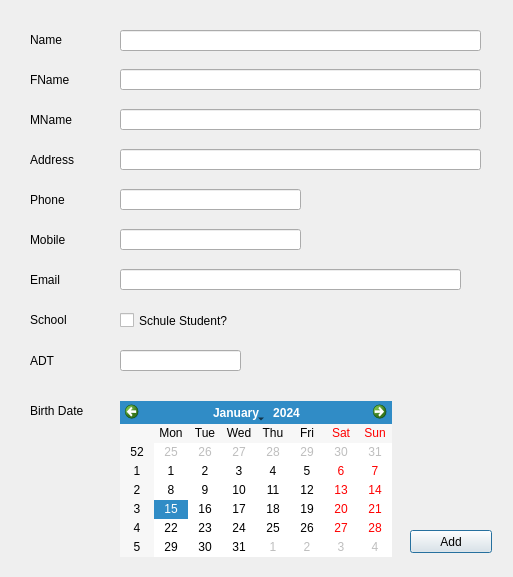
MrRisoni/Gauss, file Student/addnewstudentdialog.ui: the form before one commit.
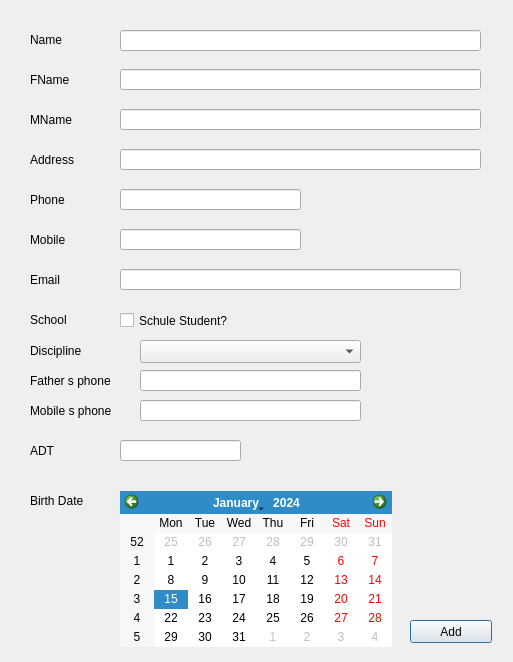
The form after the commit.

```diff
--- a/Student/addnewstudentdialog.ui
+++ b/Student/addnewstudentdialog.ui
@@ -7,7 +7,7 @@
     <x>0</x>
     <y>0</y>
     <width>513</width>
-    <height>577</height>
+    <height>662</height>
    </rect>
   </property>
   <property name="windowTitle">
@@ -138,7 +138,7 @@
    <property name="geometry">
     <rect>
      <x>30</x>
-     <y>400</y>
+     <y>490</y>
      <width>91</width>
      <height>21</height>
     </rect>
@@ -268,7 +268,7 @@
    <property name="geometry">
     <rect>
      <x>410</x>
-     <y>530</y>
+     <y>620</y>
      <width>82</width>
      <height>23</height>
     </rect>
@@ -281,7 +281,7 @@
    <property name="geometry">
     <rect>
      <x>120</x>
-     <y>401</y>
+     <y>491</y>
      <width>272</width>
      <height>156</height>
     </rect>
@@ -291,7 +291,7 @@
    <property name="geometry">
     <rect>
      <x>30</x>
-     <y>350</y>
+     <y>440</y>
      <width>61</width>
      <height>21</height>
     </rect>
@@ -304,7 +304,7 @@
    <property name="geometry">
     <rect>
      <x>120</x>
-     <y>350</y>
+     <y>440</y>
      <width>121</width>
      <height>21</height>
     </rect>
@@ -323,6 +323,75 @@
     <string>Schule Student?</string>
    </property>
   </widget>
+  <widget class="QLabel" name="label_11">
+   <property name="geometry">
+    <rect>
+     <x>30</x>
+     <y>340</y>
+     <width>91</width>
+     <height>21</height>
+    </rect>
+   </property>
+   <property name="text">
+    <string>Discipline</string>
+   </property>
+  </widget>
+  <widget class="QLabel" name="label_12">
+   <property name="geometry">
+    <rect>
+     <x>30</x>
+     <y>370</y>
+     <width>101</width>
+     <height>21</height>
+    </rect>
+   </property>
+   <property name="text">
+    <string>Father s phone</string>
+   </property>
+  </widget>
+  <widget class="QLabel" name="label_13">
+   <property name="geometry">
+    <rect>
+     <x>30</x>
+     <y>400</y>
+     <width>101</width>
+     <height>21</height>
+    </rect>
+   </property>
+   <property name="text">
+    <string>Mobile s phone</string>
+   </property>
+  </widget>
+  <widget class="QLineEdit" name="lineFatherMobile">
+   <property name="geometry">
+    <rect>
+     <x>140</x>
+     <y>370</y>
+     <width>221</width>
+     <height>21</height>
+    </rect>
+   </property>
+  </widget>
+  <widget class="QLineEdit" name="lineMotherMobile">
+   <property name="geometry">
+    <rect>
+     <x>140</x>
+     <y>400</y>
+     <width>221</width>
+     <height>21</height>
+    </rect>
+   </property>
+  </widget>
+  <widget class="QComboBox" name="comboDiscipline">
+   <property name="geometry">
+    <rect>
+     <x>140</x>
+     <y>340</y>
+     <width>221</width>
+     <height>23</height>
+    </rect>
+   </property>
+  </widget>
  </widget>
  <resources/>
  <connections/>
```
